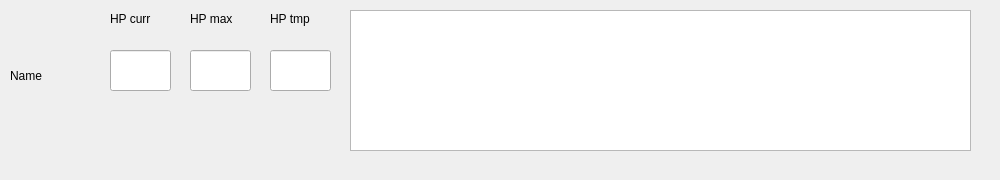
Above: src/CombatantWidget/combatantwidget.ui from lazaropo/2EManager before the change. Below: the same form after it.
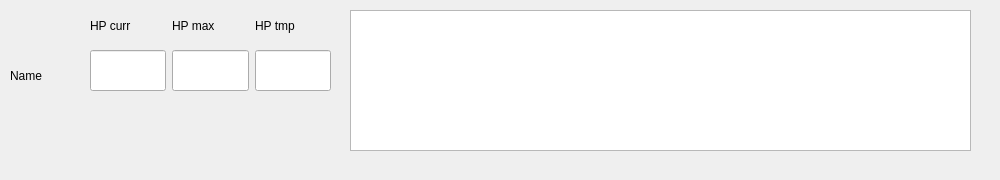
That is the form after the change. Custom widgets are drawn as their Qt base class.

What changed in the file:
```diff
--- a/src/CombatantWidget/combatantwidget.ui
+++ b/src/CombatantWidget/combatantwidget.ui
@@ -25,6 +25,11 @@
   <property name="windowTitle">
    <string>CombatantWidget</string>
   </property>
+  <property name="styleSheet">
+   <string notr="true">CombatantWidget {
+	background-color: rgb(0, 0, 0);
+};</string>
+  </property>
   <widget class="QLabel" name="label_name">
    <property name="geometry">
     <rect>
@@ -38,84 +43,95 @@
     <string>Name</string>
    </property>
   </widget>
+  <widget class="MyMenuWidget" name="listWidget_effect">
+   <property name="geometry">
+    <rect>
+     <x>350</x>
+     <y>10</y>
+     <width>621</width>
+     <height>141</height>
+    </rect>
+   </property>
+   <property name="styleSheet">
+    <string notr="true">MyMenuWidget{
+	background-color: rgb(255, 255, 255);
+}</string>
+   </property>
+  </widget>
+  <widget class="QWidget" name="layoutWidget">
+   <property name="geometry">
+    <rect>
+     <x>90</x>
+     <y>50</y>
+     <width>241</width>
+     <height>41</height>
+    </rect>
+   </property>
+   <layout class="QHBoxLayout" name="horizontalLayout">
+    <item>
   <widget class="QLineEdit" name="lineEdit_hp_curr">
-   <property name="geometry">
-    <rect>
-     <x>110</x>
-     <y>50</y>
-     <width>61</width>
-     <height>41</height>
-    </rect>
-   </property>
-  </widget>
+      <property name="sizePolicy">
+       <sizepolicy hsizetype="Expanding" vsizetype="MinimumExpanding">
+        <horstretch>0</horstretch>
+        <verstretch>0</verstretch>
+       </sizepolicy>
+      </property>
+     </widget>
+    </item>
+    <item>
   <widget class="QLineEdit" name="lineEdit_hp_max">
-   <property name="geometry">
-    <rect>
-     <x>190</x>
-     <y>50</y>
-     <width>61</width>
-     <height>41</height>
-    </rect>
-   </property>
-  </widget>
+      <property name="sizePolicy">
+       <sizepolicy hsizetype="Expanding" vsizetype="MinimumExpanding">
+        <horstretch>0</horstretch>
+        <verstretch>0</verstretch>
+       </sizepolicy>
+      </property>
+     </widget>
+    </item>
+    <item>
   <widget class="QLineEdit" name="lineEdit_hp_tmp">
+      <property name="sizePolicy">
+       <sizepolicy hsizetype="Expanding" vsizetype="MinimumExpanding">
+        <horstretch>0</horstretch>
+        <verstretch>0</verstretch>
+       </sizepolicy>
+      </property>
+     </widget>
+    </item>
+   </layout>
+  </widget>
+  <widget class="QWidget" name="layoutWidget">
    <property name="geometry">
     <rect>
-     <x>270</x>
-     <y>50</y>
-     <width>61</width>
-     <height>41</height>
+     <x>90</x>
+     <y>10</y>
+     <width>241</width>
+     <height>31</height>
     </rect>
    </property>
-  </widget>
+   <layout class="QHBoxLayout" name="horizontalLayout_2">
+    <item>
   <widget class="QLabel" name="label_2">
-   <property name="geometry">
-    <rect>
-     <x>110</x>
-     <y>10</y>
-     <width>66</width>
-     <height>17</height>
-    </rect>
-   </property>
    <property name="text">
     <string>HP curr</string>
    </property>
   </widget>
+    </item>
+    <item>
   <widget class="QLabel" name="label_3">
-   <property name="geometry">
-    <rect>
-     <x>190</x>
-     <y>10</y>
-     <width>66</width>
-     <height>17</height>
-    </rect>
-   </property>
    <property name="text">
     <string>HP max</string>
    </property>
   </widget>
+    </item>
+    <item>
   <widget class="QLabel" name="label_4">
-   <property name="geometry">
-    <rect>
-     <x>270</x>
-     <y>10</y>
-     <width>66</width>
-     <height>17</height>
-    </rect>
-   </property>
    <property name="text">
     <string>HP tmp</string>
    </property>
   </widget>
-  <widget class="MyMenuWidget" name="listWidget_effect">
-   <property name="geometry">
-    <rect>
-     <x>350</x>
-     <y>10</y>
-     <width>621</width>
-     <height>141</height>
-    </rect>
-   </property>
+    </item>
+   </layout>
   </widget>
   <zorder>listWidget_effect</zorder>
   <zorder>label_name</zorder>
```
Left out of the diff: 10 changed lines with no effect on the pictures. Lines whose indentation alone changed are shown as unchanged.
